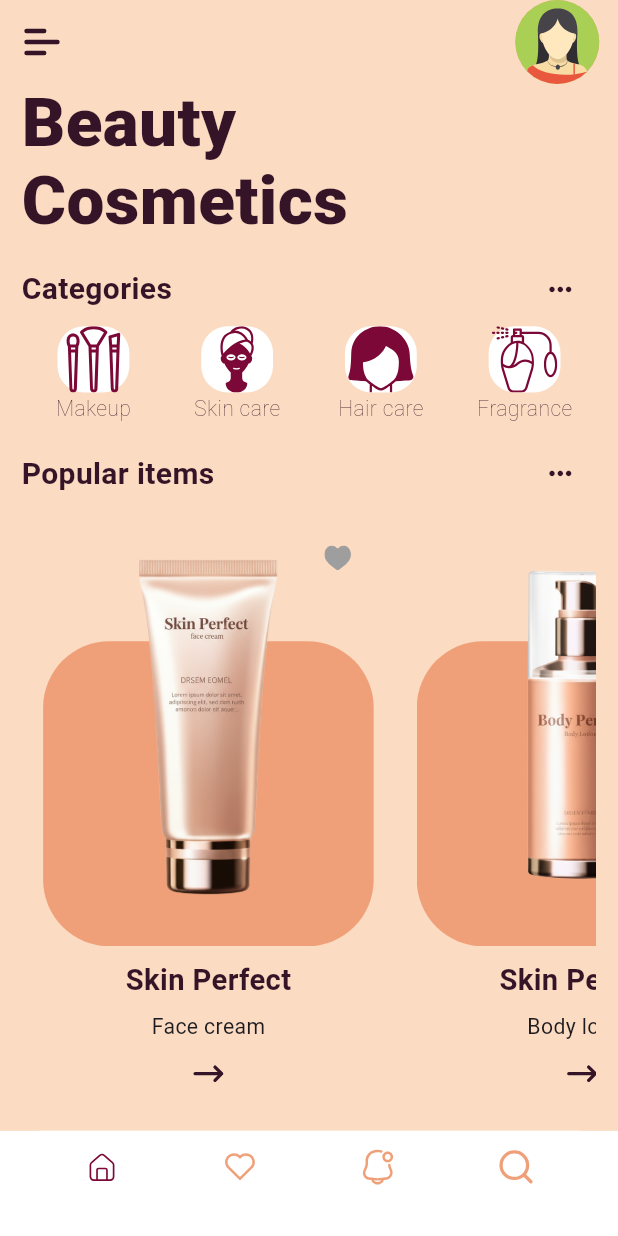
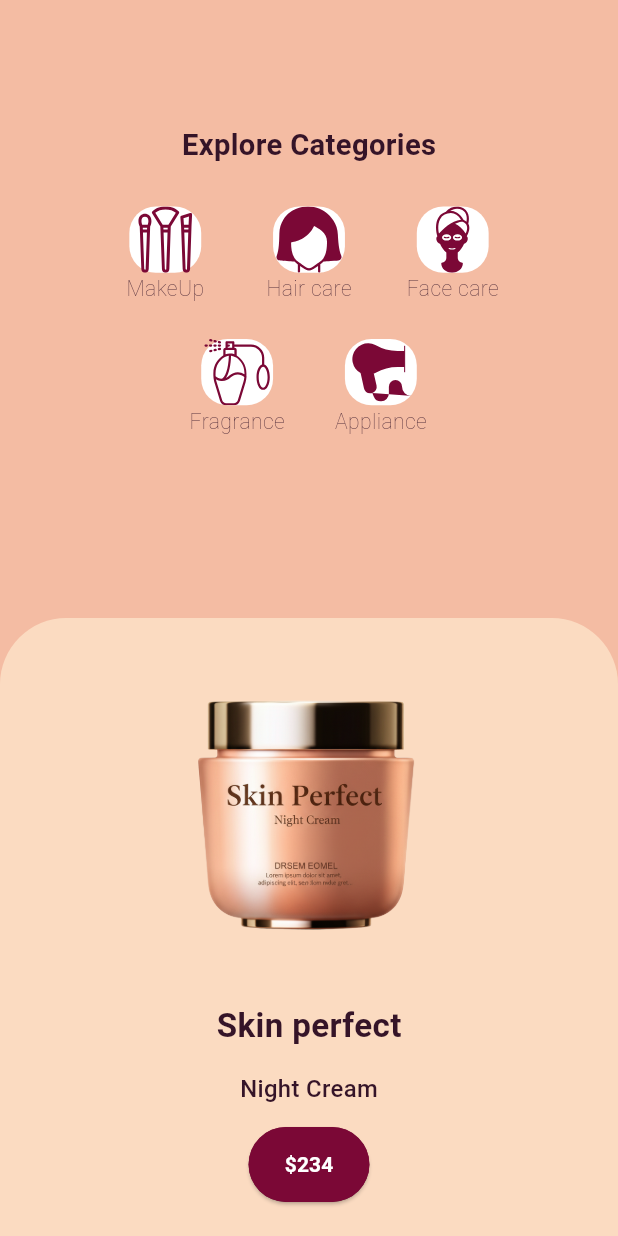
Before and after one commit to callmekeehl/Kg-Beauty, a Flutter app: the screen it shows after launch, after a tap on the "keyboard control" icon, on a phone screen of 412 x 824 dp. Run offline on Flutter 3.47's test engine with Material 3 defaults, Android fonts, the phone set to English and light mode, and no system bars; our stand-ins replace flutter_screenutil, flutter_svg.

Commit message:
one last commit

```diff
--- a/lib/constants/colors.dart
+++ b/lib/constants/colors.dart
@@ -4,3 +4,4 @@ Color beigeColor = Color(0xfffbdbc1);
 Color orangeColor = Color(0xfff0a079);
 Color crimsonColor = Color(0xff7b0836);
 Color brownColor = Color(0xff351428);
+Color secondaryColor = Color(0xfff4bca3);
--- a/lib/screens/explore_screen.dart
+++ b/lib/screens/explore_screen.dart
@@ -0,0 +1,192 @@
+import 'package:beauty_cos/constants/colors.dart';
+import 'package:flutter/material.dart';
+import 'package:flutter_screenutil/flutter_screenutil.dart';
+import 'package:flutter_svg/svg.dart';
+
+class ExploreScreen extends StatelessWidget {
+  const ExploreScreen({super.key});
+
+  @override
+  Widget build(BuildContext context) {
+    late Size media = MediaQuery.of(context).size;
+
+    return Scaffold(
+      backgroundColor: beigeColor,
+      body: Stack(
+        children: [
+          Container(
+            decoration: BoxDecoration(
+              color: secondaryColor,
+            ),
+          ),
+          Positioned(
+            top: media.height * 0.1,
+              child: Container(
+                height: 300.h,
+                width: media.width,
+                decoration: BoxDecoration(
+                  color: Colors.transparent
+                ),
+                child: Column(
+                  children: [
+                    Text("Explore Categories", style: TextStyle(fontWeight: FontWeight.bold, color: brownColor, fontSize: 22.sp),),
+                    SizedBox(height: 30.h,),
+                    Row(
+                      mainAxisAlignment: MainAxisAlignment.center,
+                      children: [
+                        Container(
+                            height: 75.h,
+                            width: 100.w,
+                            color: Colors.transparent,
+                            child: Column(
+                              mainAxisAlignment: MainAxisAlignment.spaceEvenly,
+                              children: [
+                                Container(
+                                  height: 50.h,
+                                  width: 50.w,
+                                  decoration: BoxDecoration(
+                                      color: Colors.white,
+                                      borderRadius: BorderRadius.circular(20.r)
+                                  ),
+                                  child: SvgPicture.asset("assets/icons/makeup.svg", color: crimsonColor,),
+                                ),
+                                Text("MakeUp", style: TextStyle(color: brownColor, fontSize: 16.sp, fontWeight: FontWeight.w200),)
+                              ],
+                            )
+                        ),
+                        Container(
+                            height: 75.h,
+                            width: 100.w,
+                            color: Colors.transparent,
+                            child: Column(
+                              mainAxisAlignment: MainAxisAlignment.spaceEvenly,
+                              children: [
+                                Container(
+                                  height: 50.h,
+                                  width: 50.w,
+                                  decoration: BoxDecoration(
+                                      color: Colors.white,
+                                      borderRadius: BorderRadius.circular(20.r)
+                                  ),
+                                  child: SvgPicture.asset("assets/icons/hair_care.svg", color: crimsonColor,),
+                                ),
+                                Text("Hair care", style: TextStyle(color: brownColor, fontSize: 16.sp, fontWeight: FontWeight.w200),)
+                              ],
+                            )
+                        ),
+                        Container(
+                            height: 75.h,
+                            width: 100.w,
+                            color: Colors.transparent,
+                            child: Column(
+                              mainAxisAlignment: MainAxisAlignment.spaceEvenly,
+                              children: [
+                                Container(
+                                  height: 50.h,
+                                  width: 50.w,
+                                  decoration: BoxDecoration(
+                                      color: Colors.white,
+                                      borderRadius: BorderRadius.circular(20.r)
+                                  ),
+                                  child: SvgPicture.asset("assets/icons/face_care.svg", color: crimsonColor,),
+                                ),
+                                Text("Face care", style: TextStyle(color: brownColor, fontSize: 16.sp, fontWeight: FontWeight.w200),)
+                              ],
+                            )
+                        )
+                      ],
+                    ),
+                    SizedBox(height: 25.h,),
+                    Row(
+                      mainAxisAlignment: MainAxisAlignment.center,
+                      children: [
+                        Container(
+                            height: 75.h,
+                            width: 100.w,
+                            color: Colors.transparent,
+                            child: Column(
+                              mainAxisAlignment: MainAxisAlignment.spaceEvenly,
+                              children: [
+                                Container(
+                                  height: 50.h,
+                                  width: 50.w,
+                                  decoration: BoxDecoration(
+                                      color: Colors.white,
+                                      borderRadius: BorderRadius.circular(20.r)
+                                  ),
+                                  child: SvgPicture.asset("assets/icons/perfume.svg", color: crimsonColor,),
+                                ),
+                                Text("Fragrance", style: TextStyle(color: brownColor, fontSize: 16.sp, fontWeight: FontWeight.w200),)
+                              ],
+                            )
+                        ),
+                        Container(
+                            height: 75.h,
+                            width: 100.w,
+                            color: Colors.transparent,
+                            child: Column(
+                              mainAxisAlignment: MainAxisAlignment.spaceEvenly,
+                              children: [
+                                Container(
+                                  height: 50.h,
+                                  width: 50.w,
+                                  decoration: BoxDecoration(
+                                      color: Colors.white,
+                                      borderRadius: BorderRadius.circular(20.r)
+                                  ),
+                                  child: SvgPicture.asset("assets/icons/hair_dryer.svg", color: crimsonColor,),
+                                ),
+                                Text("Appliance", style: TextStyle(color: brownColor, fontSize: 16.sp, fontWeight: FontWeight.w200),)
+                              ],
+                            )
+                        ),
+                      ],
+                    )
+                  ],
+                ),
+              )),
+
+          Positioned(
+            bottom: 0.h,
+              child: Container(
+                width: media.width,
+                  height: media.height /2,
+                  padding: EdgeInsets.symmetric(vertical: 10.h),
+                  decoration: BoxDecoration(
+                      color: beigeColor,
+                    borderRadius: BorderRadius.only(topRight: Radius.circular(50.r), topLeft: Radius.circular(50.r))
+                  ),
+                child: Column(
+                  mainAxisAlignment: MainAxisAlignment.spaceEvenly,
+                  children: [
+                    Container(
+                      height: 220,
+                      width: 220,
+                      decoration: BoxDecoration(
+                        color: Colors.transparent,
+                        image: DecorationImage(image: AssetImage("assets/images/night_cream.png"), fit: BoxFit.cover)
+                      ),
+                    ),
+                    Text("Skin perfect", style: TextStyle(fontSize: 25.sp, fontWeight: FontWeight.bold, color: brownColor),),
+                    Text("Night Cream", style: TextStyle(color: brownColor, fontWeight: FontWeight.w500, fontSize: 18.sp),),
+                    Container(
+                      height: 50,
+                      decoration: BoxDecoration(
+                        color: crimsonColor,
+                        borderRadius: BorderRadius.circular(25)
+                      ),
+                      child: ElevatedButton(
+                        style: ElevatedButton.styleFrom(
+                          backgroundColor: crimsonColor
+                        ),
+                          onPressed: (){},
+                          child: Text("\$234", style: TextStyle(fontWeight: FontWeight.bold, color: Colors.white),)),
+                    )
+                  ],
+                ),
+          ))
+        ],
+      ),
+    );
+  }
+}
--- a/lib/screens/home_screen.dart
+++ b/lib/screens/home_screen.dart
@@ -1,4 +1,6 @@
 import 'package:beauty_cos/constants/colors.dart';
+import 'package:beauty_cos/screens/detail_screen.dart';
+import 'package:beauty_cos/screens/explore_screen.dart';
 import 'package:beauty_cos/widgets/categorie_card.dart';
 import 'package:beauty_cos/widgets/popular_card.dart';
 import 'package:flutter/material.dart';
@@ -69,7 +71,11 @@ class _HomeScreenState extends State<HomeScreen> {
                 mainAxisAlignment: MainAxisAlignment.spaceBetween,
                 children: [
                   Text("Categories", style: TextStyle(color: brownColor, fontSize: 20, fontWeight: FontWeight.bold),),
-                  IconButton(onPressed: (){}, icon: Icon(Icons.more_horiz_outlined, color: brownColor, size: 25.r,))
+                  IconButton(
+                      onPressed: (){
+                        Navigator.push(context, MaterialPageRoute(builder: (context)=> ExploreScreen()));
+                      },
+                      icon: Icon(Icons.more_horiz_outlined, color: brownColor, size: 25.r,))
                 ],
               ),
 
@@ -100,7 +106,12 @@ class _HomeScreenState extends State<HomeScreen> {
                     scrollDirection: Axis.horizontal,
                     itemCount: widget._popList.length,
                     itemBuilder: (context, int index){
-                      return widget._popList[index];
+                      return GestureDetector(
+                        onTap: ()=>{
+                          Navigator.push(context, MaterialPageRoute(builder: (context)=> DetailScreen(image: widget._popList[index].image, type: widget._popList[index].type, label: widget._popList[index].label)))
+                        },
+                        child: widget._popList[index],
+                      );
                     }),
               )
             ],
--- a/lib/widgets/custom_navbar.dart
+++ b/lib/widgets/custom_navbar.dart
@@ -31,13 +31,21 @@ class _CustomNavbarState extends State<CustomNavbar> {
   Widget build(BuildContext context) {
     return Scaffold(
       body: widget._pageList[_selectedIndex],
-      backgroundColor: Colors.white,
+      backgroundColor: beigeColor,
       bottomNavigationBar: Container(
-        margin: EdgeInsets.only(bottom: 25.h),
           decoration: BoxDecoration(
+
               color: Colors.white,
               borderRadius: BorderRadius.only(topRight: Radius.circular(30.r), topLeft: Radius.circular(30.r))
           ),
+          child: ClipRRect(
+              borderRadius: BorderRadius.only(
+                topRight: Radius.circular(30.r),
+                topLeft: Radius.circular(30.r),
+          ),
+
+            child: Container(
+              padding: EdgeInsets.only(bottom: 25.h),
               child: Row(
                 mainAxisAlignment: MainAxisAlignment.spaceEvenly,
                 children: [
@@ -48,7 +56,8 @@ class _CustomNavbarState extends State<CustomNavbar> {
                 ],
               ),
             ),
-    );
+        ),
+    ));
   }
 
   _buildNavItem(String icon, int index){
--- a/lib/widgets/popular_card.dart
+++ b/lib/widgets/popular_card.dart
@@ -17,7 +17,8 @@ class PopularCard extends StatefulWidget {
 class _PopularCardState extends State<PopularCard> {
   @override
   Widget build(BuildContext context) {
-    return Container(
+    return GestureDetector(
+      child: Container(
         margin: EdgeInsets.symmetric(horizontal: 15.w),
         child: Column(
           mainAxisAlignment: MainAxisAlignment.spaceEvenly,
@@ -68,6 +69,7 @@ class _PopularCardState extends State<PopularCard> {
           ],
         ),
       )
-    ;
+      ,
+    );
   }
 }
```
Also changed, not shown: lib/screens/detail_screen.dart (+228 -0 lines), assets/icons/left.svg (added). Lines whose indentation alone changed are shown as unchanged.
